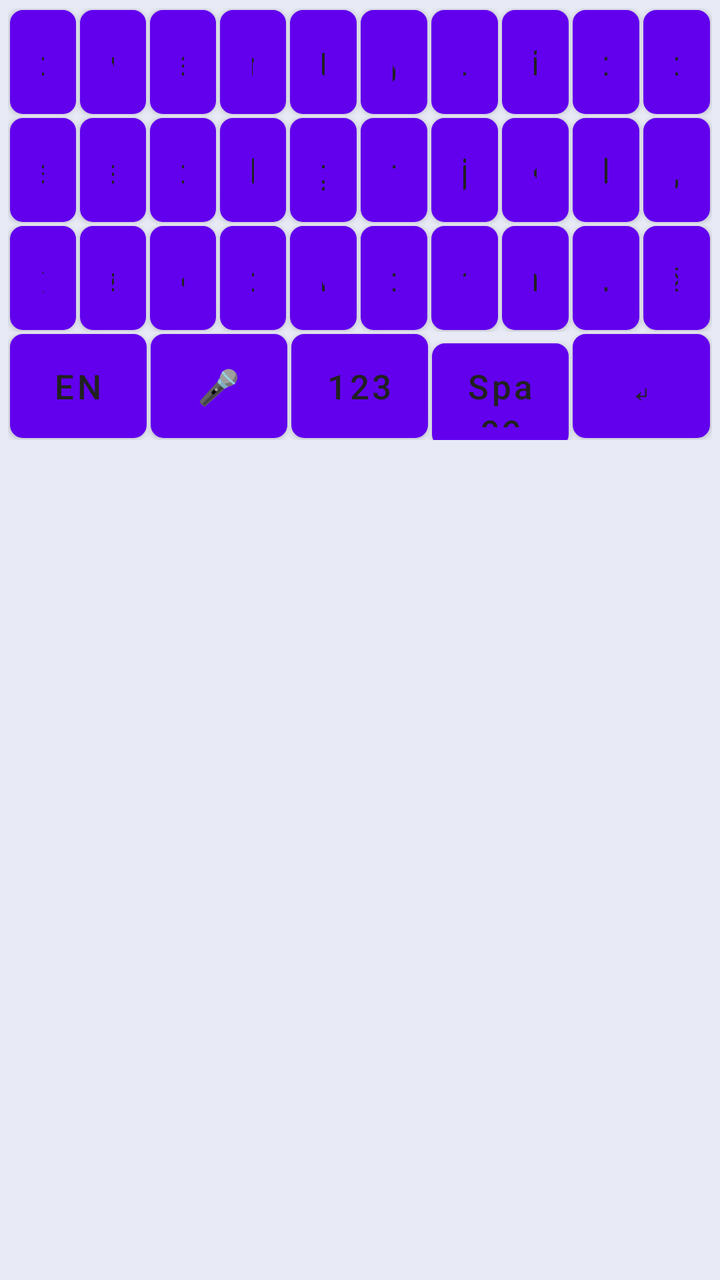
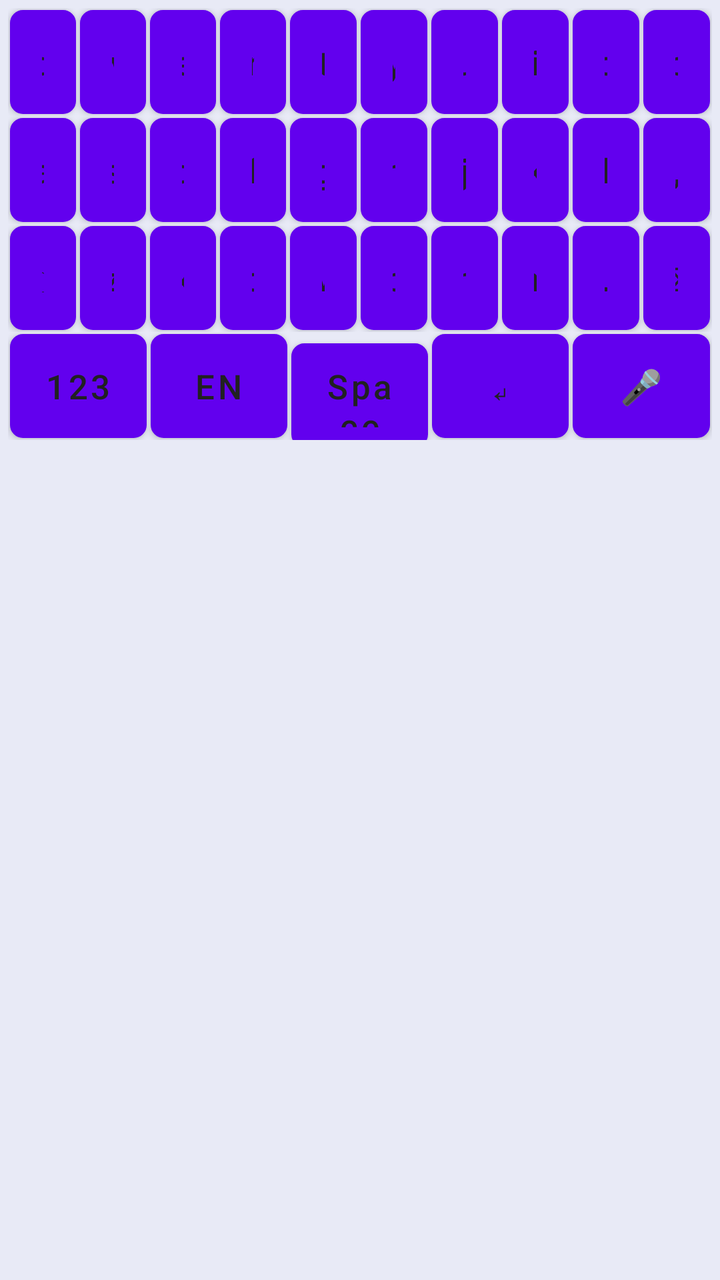

An Android layout rendered at two revisions. The XML below is the earlier revision; the diff shows what the commit changed to produce the second picture.
<!-- AndroidManifest.xml: fallback theme Theme.MaterialComponents.DayNight.NoActionBar -->
<!-- res/layout/keyboard_view.xml -->
<?xml version="1.0" encoding="utf-8"?>
<LinearLayout xmlns:android="http://schemas.android.com/apk/res/android"
    android:layout_width="match_parent"
    android:layout_height="wrap_content"
    android:background="#E8EAF6"
    android:clipToPadding="false"
    android:fitsSystemWindows="true"
    android:orientation="vertical"
    android:padding="4dp">

    <LinearLayout
        android:layout_width="match_parent"
        android:layout_height="wrap_content"
        android:orientation="horizontal">

        <Button android:id="@+id/key_q" style="@style/KeyboardButton" android:text="q" />
        <Button android:id="@+id/key_w" style="@style/KeyboardButton" android:text="w" />
        <Button android:id="@+id/key_e" style="@style/KeyboardButton" android:text="e" />
        <Button android:id="@+id/key_r" style="@style/KeyboardButton" android:text="r" />
        <Button android:id="@+id/key_t" style="@style/KeyboardButton" android:text="t" />
        <Button android:id="@+id/key_y" style="@style/KeyboardButton" android:text="y" />
        <Button android:id="@+id/key_u" style="@style/KeyboardButton" android:text="u" />
        <Button android:id="@+id/key_i" style="@style/KeyboardButton" android:text="i" />
        <Button android:id="@+id/key_o" style="@style/KeyboardButton" android:text="o" />
        <Button android:id="@+id/key_p" style="@style/KeyboardButton" android:text="p" />
    </LinearLayout>

    <LinearLayout
        android:layout_width="match_parent"
        android:layout_height="wrap_content"
        android:orientation="horizontal">

        <Button android:id="@+id/key_a" style="@style/KeyboardButton" android:text="a" />
        <Button android:id="@+id/key_s" style="@style/KeyboardButton" android:text="s" />
        <Button android:id="@+id/key_d" style="@style/KeyboardButton" android:text="d" />
        <Button android:id="@+id/key_f" style="@style/KeyboardButton" android:text="f" />
        <Button android:id="@+id/key_g" style="@style/KeyboardButton" android:text="g" />
        <Button android:id="@+id/key_h" style="@style/KeyboardButton" android:text="h" />
        <Button android:id="@+id/key_j" style="@style/KeyboardButton" android:text="j" />
        <Button android:id="@+id/key_k" style="@style/KeyboardButton" android:text="k" />
        <Button android:id="@+id/key_l" style="@style/KeyboardButton" android:text="l" />
        <Button android:id="@+id/key_comma" style="@style/KeyboardButton" android:text="," />
    </LinearLayout>

    <LinearLayout
        android:layout_width="match_parent"
        android:layout_height="wrap_content"
        android:orientation="horizontal">

        <Button android:id="@+id/key_shift" style="@style/KeyboardButton" android:text="⇧" />
        <Button android:id="@+id/key_z" style="@style/KeyboardButton" android:text="z" />
        <Button android:id="@+id/key_x" style="@style/KeyboardButton" android:text="x" />
        <Button android:id="@+id/key_c" style="@style/KeyboardButton" android:text="c" />
        <Button android:id="@+id/key_v" style="@style/KeyboardButton" android:text="v" />
        <Button android:id="@+id/key_b" style="@style/KeyboardButton" android:text="b" />
        <Button android:id="@+id/key_n" style="@style/KeyboardButton" android:text="n" />
        <Button android:id="@+id/key_m" style="@style/KeyboardButton" android:text="m" />
        <Button android:id="@+id/key_dot" style="@style/KeyboardButton" android:text="." />
        <Button android:id="@+id/key_backspace" style="@style/KeyboardButton" android:text="⌫" />
    </LinearLayout>

    <LinearLayout
        android:layout_width="match_parent"
        android:layout_height="wrap_content"
        android:orientation="horizontal">

        <Button android:id="@+id/key_language" style="@style/KeyboardButton" android:text="EN" />
        <Button android:id="@+id/key_voice" style="@style/KeyboardButton" android:text="🎤" />
        <Button android:id="@+id/key_symbols" style="@style/KeyboardButton" android:text="123" />
        <Button android:id="@+id/key_space" style="@style/KeyboardButton" android:text="Space" />
        <Button android:id="@+id/key_enter" style="@style/KeyboardButton" android:text="↵" />
    </LinearLayout>

</LinearLayout>
<!-- resources referenced by this layout -->
<resources>
  <style name="KeyboardButton">
          <item name="android:layout_width">0dp</item>
          <item name="android:layout_height">52dp</item>
          <item name="android:layout_weight">1</item>
          <item name="android:layout_margin">1dp</item>
          <item name="android:background">@drawable/key_background</item>
          <item name="android:textColor">#212121</item>
          <item name="android:textSize">17sp</item>
          <item name="android:textAllCaps">false</item>
          <item name="android:gravity">center</item>
          <item name="android:clickable">true</item>
          <item name="android:focusable">true</item>
      </style>
  <!-- drawable key_background (drawable) -->
  <?xml version="1.0" encoding="utf-8"?>
  <selector xmlns:android="http://schemas.android.com/apk/res/android">
      
      <item android:state_pressed="true">
          <shape android:shape="rectangle">
              <solid android:color="#E0E0E0" />
              <corners android:radius="6dp" />
              <stroke
                  android:width="1dp"
                  android:color="#BDBDBD" />
              <padding
                  android:left="8dp"
                  android:top="8dp"
                  android:right="8dp"
                  android:bottom="8dp" />
          </shape>
      </item>
      
      
      <item>
          <shape android:shape="rectangle">
              <solid android:color="#FFFFFF" />
              <corners android:radius="6dp" />
              <stroke
                  android:width="1dp"
                  android:color="#E0E0E0" />
              <padding
                  android:left="8dp"
                  android:top="8dp"
                  android:right="8dp"
                  android:bottom="8dp" />
          </shape>
      </item>
  </selector>
</resources>

<!-- the commit's change to res/layout/keyboard_view.xml (unified diff, before → after) -->
@@ -64,11 +64,11 @@
         android:layout_height="wrap_content"
         android:orientation="horizontal">
 
+        <Button android:id="@+id/key_symbols" style="@style/KeyboardButton" android:text="123" />
         <Button android:id="@+id/key_language" style="@style/KeyboardButton" android:text="EN" />
-        <Button android:id="@+id/key_voice" style="@style/KeyboardButton" android:text="🎤" />
-        <Button android:id="@+id/key_symbols" style="@style/KeyboardButton" android:text="123" />
         <Button android:id="@+id/key_space" style="@style/KeyboardButton" android:text="Space" />
         <Button android:id="@+id/key_enter" style="@style/KeyboardButton" android:text="↵" />
+        <Button android:id="@+id/key_voice" style="@style/KeyboardButton" android:text="🎤" />
     </LinearLayout>
 
 </LinearLayout>
